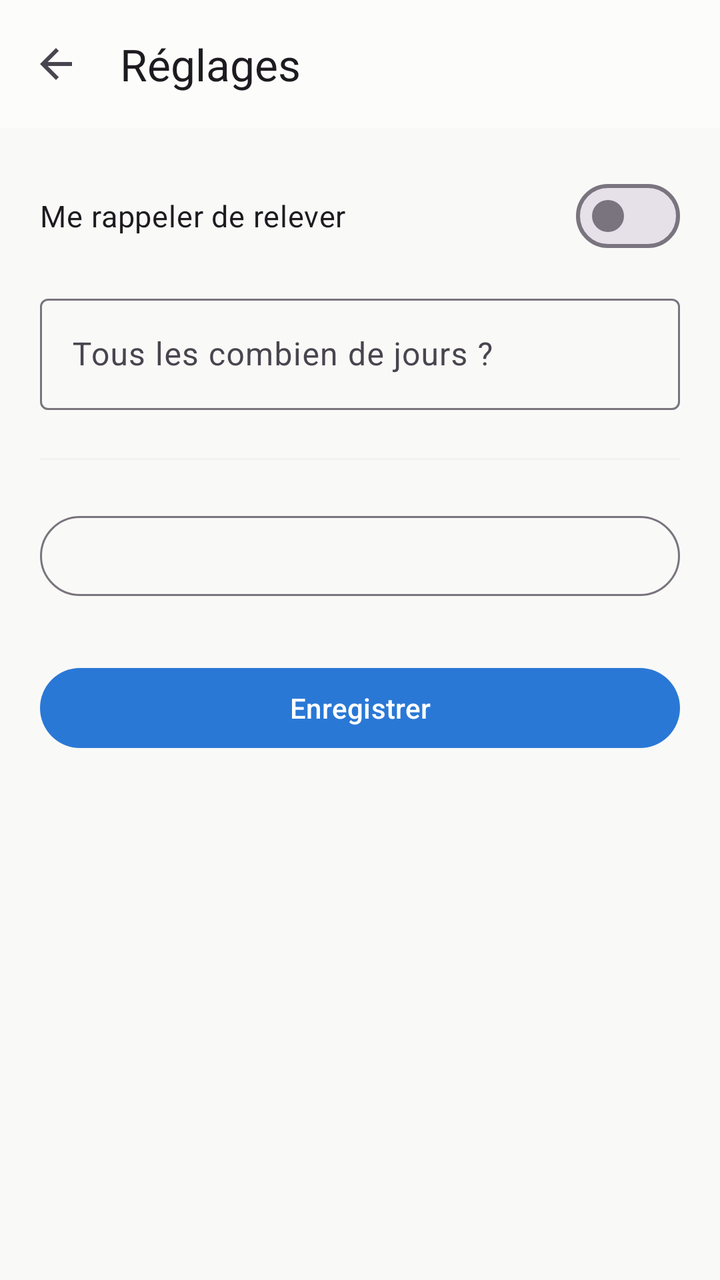
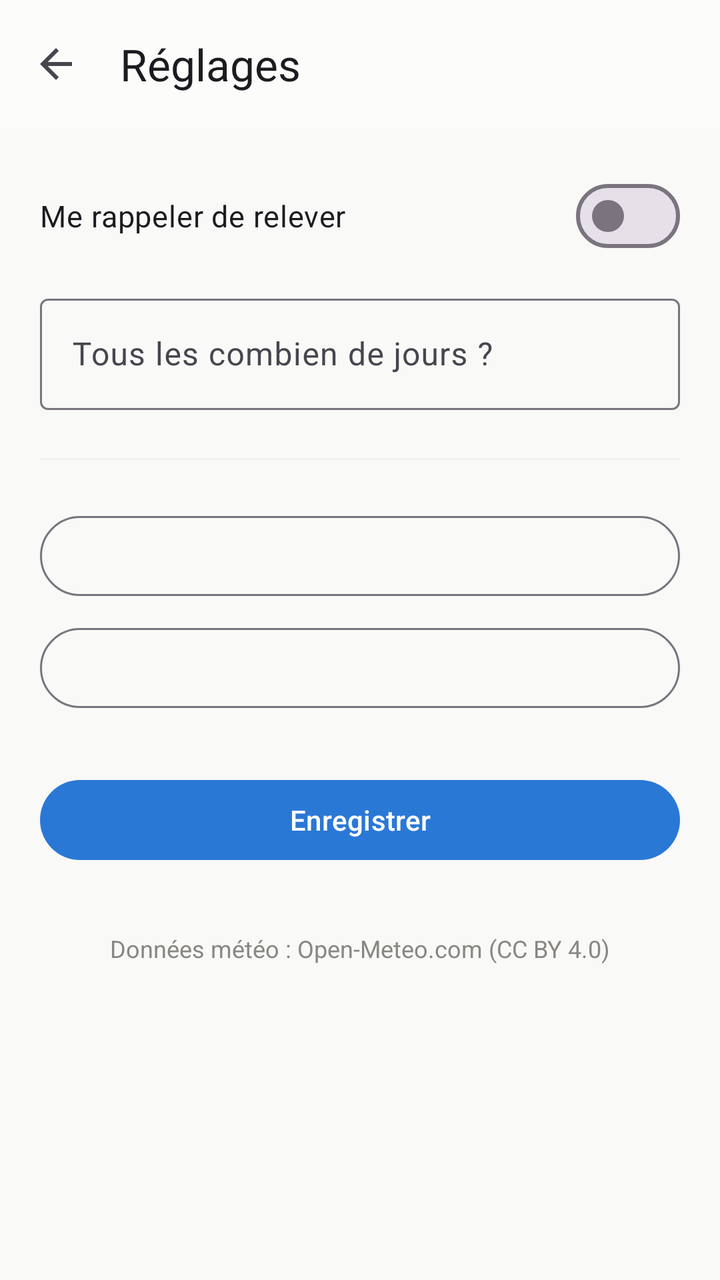

Two renders of the same Android screen: before a commit and after it. Below are the layout's source before the change and the commit's diff.
<!-- AndroidManifest.xml: application theme Theme.SuiviCompteurs -->
<!-- res/layout/activity_reglages.xml -->
<?xml version="1.0" encoding="utf-8"?>
<LinearLayout xmlns:android="http://schemas.android.com/apk/res/android"
    xmlns:app="http://schemas.android.com/apk/res-auto"
    android:id="@+id/root"
    android:layout_width="match_parent"
    android:layout_height="match_parent"
    android:orientation="vertical"
    android:background="@color/plan">

    <com.google.android.material.appbar.MaterialToolbar
        android:id="@+id/barre"
        android:layout_width="match_parent"
        android:layout_height="?attr/actionBarSize"
        android:background="@color/surface"
        app:navigationIcon="@drawable/ic_retour"
        app:title="@string/titre_reglages" />

    <ScrollView
        android:layout_width="match_parent"
        android:layout_height="0dp"
        android:layout_weight="1">

        <LinearLayout
            android:layout_width="match_parent"
            android:layout_height="wrap_content"
            android:orientation="vertical"
            android:padding="20dp">

            <com.google.android.material.materialswitch.MaterialSwitch
                android:id="@+id/interrupteurRappel"
                android:layout_width="match_parent"
                android:layout_height="wrap_content"
                android:text="@string/rappel_titre_reglage"
                android:textSize="15sp" />

            <LinearLayout
                android:id="@+id/blocJours"
                android:layout_width="match_parent"
                android:layout_height="wrap_content"
                android:layout_marginTop="12dp"
                android:orientation="vertical">

                <com.google.android.material.textfield.TextInputLayout
                    style="@style/Widget.Material3.TextInputLayout.OutlinedBox"
                    android:layout_width="match_parent"
                    android:layout_height="wrap_content"
                    android:hint="@string/rappel_intervalle">

                    <com.google.android.material.textfield.TextInputEditText
                        android:id="@+id/champJours"
                        android:layout_width="match_parent"
                        android:layout_height="wrap_content"
                        android:inputType="number" />
                </com.google.android.material.textfield.TextInputLayout>
            </LinearLayout>

            <View
                android:layout_width="match_parent"
                android:layout_height="1dp"
                android:layout_marginVertical="24dp"
                android:background="@color/bandeau_calme" />

            <com.google.android.material.button.MaterialButton
                android:id="@+id/boutonLangue"
                style="@style/Widget.Material3.Button.OutlinedButton"
                android:layout_width="match_parent"
                android:layout_height="wrap_content" />

            <com.google.android.material.button.MaterialButton
                android:id="@+id/boutonEnregistrer"
                android:layout_width="match_parent"
                android:layout_height="wrap_content"
                android:layout_marginTop="28dp"
                android:text="@string/enregistrer" />
        </LinearLayout>
    </ScrollView>
</LinearLayout>
<!-- resources referenced by this layout -->
<resources>
  <color name="bandeau_calme">#F2F2EE</color>
  <color name="plan">#F9F9F7</color>
  <color name="surface">#FCFCFB</color>
  <!-- drawable ic_retour (drawable) -->
  <vector xmlns:android="http://schemas.android.com/apk/res/android"
      android:width="24dp"
      android:height="24dp"
      android:viewportWidth="24"
      android:viewportHeight="24"
      android:tint="?attr/colorControlNormal">
      <path
          android:fillColor="#000000"
          android:pathData="M20,11H7.83l5.59,-5.59L12,4l-8,8 8,8 1.41,-1.41L7.83,13H20v-2z" />
  </vector>
  <string name="enregistrer">Enregistrer</string>
  <string name="rappel_intervalle">Tous les combien de jours ?</string>
  <string name="rappel_titre_reglage">Me rappeler de relever</string>
  <string name="titre_reglages">Réglages</string>
  <style name="Theme.SuiviCompteurs" parent="Theme.Material3.DayNight.NoActionBar">
          <item name="colorPrimary">@color/primaire</item>
          <item name="colorPrimaryDark">@color/primaire_sombre</item>
          <item name="colorSecondary">@color/primaire</item>
          <item name="android:colorBackground">@color/plan</item>
          
          <item name="android:statusBarColor" tools:targetApi="l">@android:color/transparent</item>
          <item name="android:navigationBarColor" tools:targetApi="l">@android:color/transparent</item>
      </style>
  <color name="primaire">#2A78D6</color>
  <color name="primaire_sombre">#1C5CAB</color>
</resources>

<!-- the commit's change to res/layout/activity_reglages.xml (unified diff, before → after) -->
@@ -67,11 +67,28 @@
                 android:layout_height="wrap_content" />
 
             <com.google.android.material.button.MaterialButton
+                android:id="@+id/boutonDevise"
+                style="@style/Widget.Material3.Button.OutlinedButton"
+                android:layout_width="match_parent"
+                android:layout_height="wrap_content"
+                android:layout_marginTop="8dp" />
+
+            <com.google.android.material.button.MaterialButton
                 android:id="@+id/boutonEnregistrer"
                 android:layout_width="match_parent"
                 android:layout_height="wrap_content"
                 android:layout_marginTop="28dp"
                 android:text="@string/enregistrer" />
+
+            
+            <TextView
+                android:layout_width="match_parent"
+                android:layout_height="wrap_content"
+                android:layout_marginTop="32dp"
+                android:gravity="center"
+                android:text="@string/source_meteo"
+                android:textColor="@color/encre_3"
+                android:textSize="12sp" />
         </LinearLayout>
     </ScrollView>
 </LinearLayout>
<!-- resource entries referenced after the edit -->
@@ -1,6 +1,7 @@
 <!-- resources referenced by this layout -->
 <resources>
   <color name="bandeau_calme">#F2F2EE</color>
+  <color name="encre_3">#898781</color>
   <color name="plan">#F9F9F7</color>
   <color name="surface">#FCFCFB</color>
   <!-- drawable ic_retour (drawable) -->
@@ -17,6 +18,7 @@
   <string name="enregistrer">Enregistrer</string>
   <string name="rappel_intervalle">Tous les combien de jours ?</string>
   <string name="rappel_titre_reglage">Me rappeler de relever</string>
+  <string name="source_meteo">Données météo : Open-Meteo.com (CC BY 4.0)</string>
   <string name="titre_reglages">Réglages</string>
   <style name="Theme.SuiviCompteurs" parent="Theme.Material3.DayNight.NoActionBar">
           <item name="colorPrimary">@color/primaire</item>
